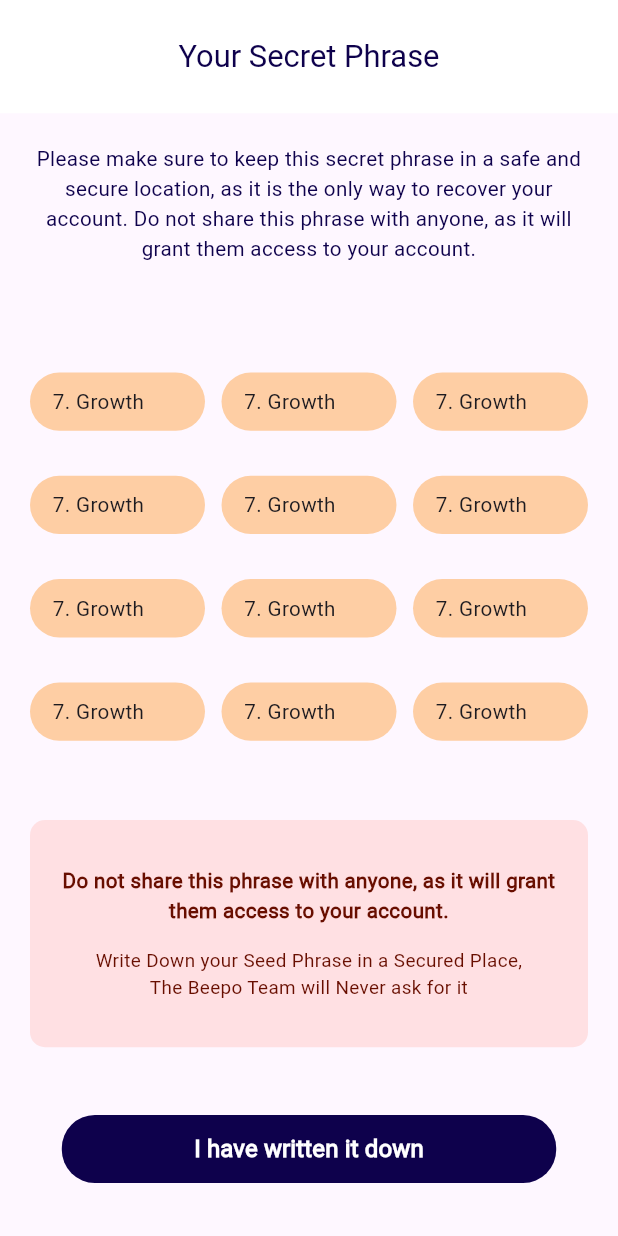
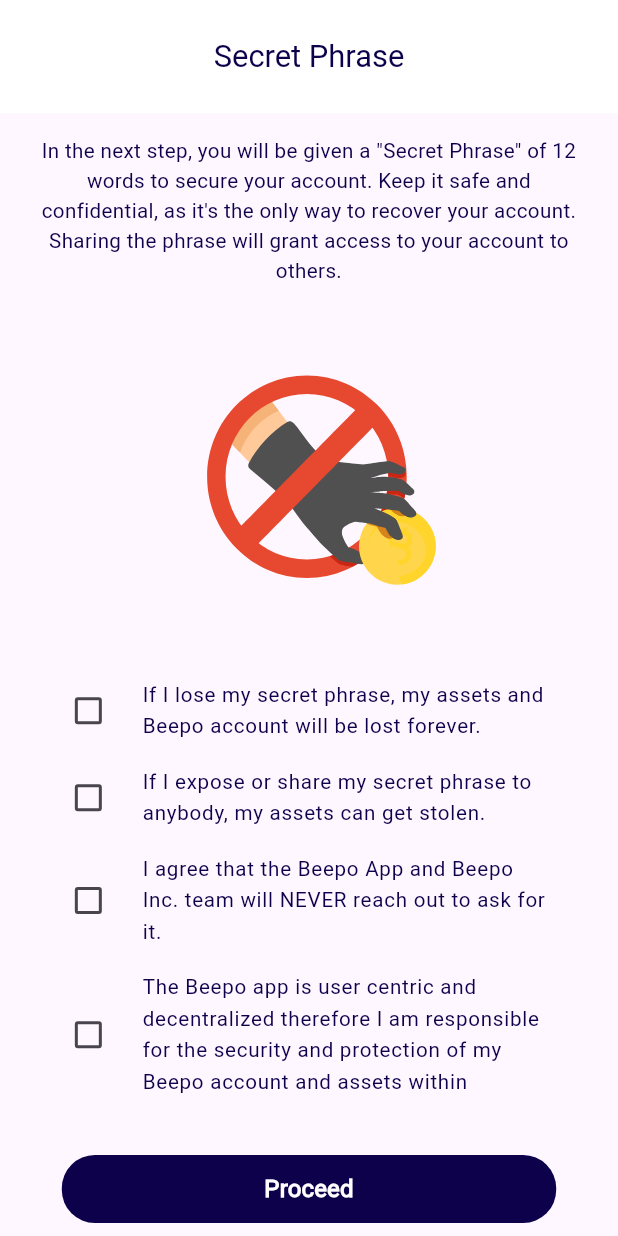
Before and after one commit to beepo-app/Beepo-1.7, a Flutter app: the screen it shows after launch, on a phone screen of 412 x 824 dp. Run offline on Flutter 3.47's test engine with Material 2 defaults, Android fonts, the phone set to English and light mode, and no system bars; our stand-ins replace flutter_screenutil, flutter_svg, fluttertoast, get, hive, iconsax and 2 more; accounts and stored records are empty; project files that could hold a hidden picture were left out.

Commit message:
phrase confirm screen done

```diff
--- a/lib/app.dart
+++ b/lib/app.dart
@@ -1,4 +1,4 @@
-import 'package:beepo/screens/wallet/wallet_phrase_screen.dart';
+import 'package:beepo/screens/wallet/phrase_confirm_screen.dart';
 import 'package:flutter/material.dart';
 import 'package:flutter_screenutil/flutter_screenutil.dart';
 
@@ -15,7 +15,7 @@
           theme: ThemeData(
             useMaterial3: true,
           ),
-          home: const WalletPhraseScreen(),
+          home: const PhraseConfirmationScreen(),
         );
       },
       designSize: const Size(360, 546),
--- /dev/null
+++ b/lib/screens/wallet/phrase_confirm_screen.dart
@@ -0,0 +1,132 @@
+import 'package:beepo/Utils/styles.dart';
+import 'package:beepo/components/filled_button.dart';
+import 'package:beepo/constants/constants.dart';
+import 'package:beepo/widgets/app_text.dart';
+import 'package:flutter/material.dart';
+import 'package:flutter_screenutil/flutter_screenutil.dart';
+import 'package:lottie/lottie.dart';
+
+class PhraseConfirmationScreen extends StatefulWidget {
+  const PhraseConfirmationScreen({Key? key}) : super(key: key);
+
+  @override
+  State<PhraseConfirmationScreen> createState() =>
+      _PhraseConfirmationScreenState();
+}
+
+class _PhraseConfirmationScreenState extends State<PhraseConfirmationScreen> {
+  bool value1 = false;
+  bool value2 = false;
+  bool value3 = false;
+  bool value4 = false;
+
+  @override
+  Widget build(BuildContext context) {
+    return Scaffold(
+      appBar: AppBar(
+        toolbarHeight: 50.h,
+        centerTitle: true,
+        backgroundColor: AppColors.white,
+        title: AppText(
+          text: "Secret Phrase",
+          fontWeight: FontWeight.bold,
+          fontSize: 18.sp,
+          color: AppColors.secondaryColor,
+        ),
+      ),
+      body: SingleChildScrollView(
+        child: Padding(
+          padding: EdgeInsets.symmetric(horizontal: 20.w, vertical: 10.h),
+          child: Column(
+            children: [
+              Text(
+                "In the next step, you will be given a \"Secret Phrase\" of 12 words to secure your account. Keep it safe and confidential, as it's the only way to recover your account. Sharing the phrase will grant access to your account to others.",
+                textAlign: TextAlign.center,
+                style: TextStyle(
+                  color: secondaryColor,
+                  fontSize: 12.sp,
+                ),
+              ),
+              SizedBox(height: 18.h),
+              Lottie.asset(
+                'assets/lottie/security.json',
+                height: 200,
+                width: 200,
+              ),
+              SizedBox(height: 18.h),
+              CheckboxListTile(
+                value: value1,
+                onChanged: (value) {
+                  setState(() {
+                    value1 = value!;
+                  });
+                },
+                controlAffinity: ListTileControlAffinity.leading,
+                title: Text(
+                  "If I lose my secret phrase, my assets and Beepo account will be lost forever.",
+                  style: TextStyle(
+                    color: secondaryColor,
+                    fontSize: 12.sp,
+                  ),
+                ),
+              ),
+              CheckboxListTile(
+                value: value2,
+                onChanged: (value) {
+                  setState(() {
+                    value2 = value!;
+                  });
+                },
+                controlAffinity: ListTileControlAffinity.leading,
+                title: Text(
+                  "If I expose or share my secret phrase to anybody, my assets can get stolen.",
+                  style: TextStyle(
+                    color: secondaryColor,
+                    fontSize: 12.sp,
+                  ),
+                ),
+              ),
+              CheckboxListTile(
+                value: value3,
+                onChanged: (value) {
+                  setState(() {
+                    value3 = value!;
+                  });
+                },
+                controlAffinity: ListTileControlAffinity.leading,
+                title: Text(
+                  "I agree that the Beepo App and Beepo Inc. team will NEVER reach out to ask for it.",
+                  style: TextStyle(
+                    color: secondaryColor,
+                    fontSize: 12.sp,
+                  ),
+                ),
+              ),
+              CheckboxListTile(
+                value: value4,
+                onChanged: (value) {
+                  setState(() {
+                    value4 = value!;
+                  });
+                },
+                controlAffinity: ListTileControlAffinity.leading,
+                title: Text(
+                  "The Beepo app is user centric and decentralized therefore I am responsible for the security and protection of my Beepo account and assets within",
+                  style: TextStyle(
+                    color: secondaryColor,
+                    fontSize: 12.sp,
+                  ),
+                ),
+              ),
+              SizedBox(height: 20.h),
+              BeepoFilledButtons(
+                text: "Proceed",
+                onPressed: () {},
+              ),
+            ],
+          ),
+        ),
+      ),
+    );
+  }
+}
```
